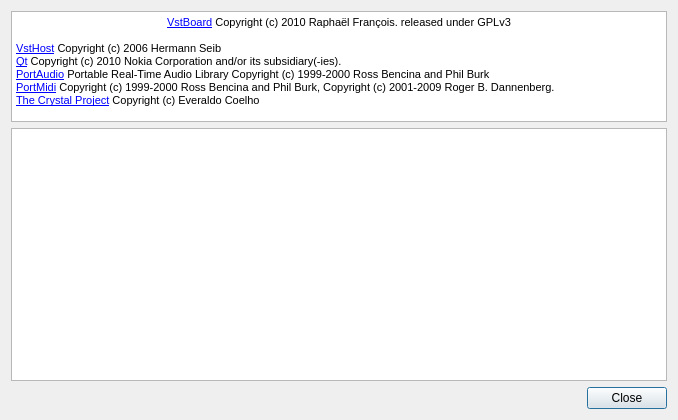
rbarreiros/vstboard, file src/vstboard/views/aboutdialog.ui: the form before one commit.
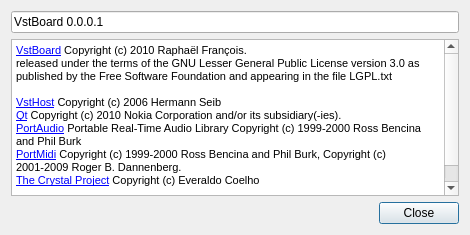
The form after the commit.

Commit message: switched to lgpl because of vst and asio sdk

Patch:
```diff
--- a/src/vstboard/views/aboutdialog.ui
+++ b/src/vstboard/views/aboutdialog.ui
@@ -6,8 +6,8 @@
    <rect>
     <x>0</x>
     <y>0</y>
-    <width>678</width>
-    <height>420</height>
+    <width>470</width>
+    <height>235</height>
    </rect>
   </property>
   <property name="windowTitle">
@@ -17,50 +17,39 @@
    <locale language="English" country="UnitedStates"/>
   </property>
   <layout class="QVBoxLayout" name="verticalLayout">
+   <item>
+    <widget class="QLineEdit" name="lineEdit">
+     <property name="text">
+      <string>VstBoard 0.0.0.1</string>
+     </property>
+     <property name="readOnly">
+      <bool>true</bool>
+     </property>
+    </widget>
+   </item>
    <item>
     <widget class="QTextBrowser" name="textBrowser_2">
      <property name="sizePolicy">
-      <sizepolicy hsizetype="Expanding" vsizetype="Fixed">
+      <sizepolicy hsizetype="Expanding" vsizetype="Expanding">
        <horstretch>0</horstretch>
        <verstretch>0</verstretch>
       </sizepolicy>
      </property>
-     <property name="maximumSize">
-      <size>
-       <width>16777215</width>
-       <height>111</height>
-      </size>
-     </property>
      <property name="html">
       <string>&lt;!DOCTYPE HTML PUBLIC &quot;-//W3C//DTD HTML 4.0//EN&quot; &quot;http://www.w3.org/TR/REC-html40/strict.dtd&quot;&gt;
 &lt;html&gt;&lt;head&gt;&lt;meta name=&quot;qrichtext&quot; content=&quot;1&quot; /&gt;&lt;style type=&quot;text/css&quot;&gt;
 p, li { white-space: pre-wrap; }
 &lt;/style&gt;&lt;/head&gt;&lt;body style=&quot; font-family:'MS Shell Dlg 2'; font-size:8.25pt; font-weight:400; font-style:normal;&quot;&gt;
-&lt;p align=&quot;center&quot; style=&quot; margin-top:0px; margin-bottom:0px; margin-left:0px; margin-right:0px; -qt-block-indent:0; text-indent:0px;&quot;&gt;&lt;a href=&quot;http://sourceforge.net/projects/vstboard/&quot;&gt;&lt;span style=&quot; font-size:8pt; text-decoration: underline; color:#0000ff;&quot;&gt;VstBoard&lt;/span&gt;&lt;/a&gt;&lt;span style=&quot; font-size:8pt;&quot;&gt; Copyright (c) 2010 Raphaël François. released under GPLv3&lt;/span&gt;&lt;/p&gt;
+&lt;p style=&quot; margin-top:0px; margin-bottom:0px; margin-left:0px; margin-right:0px; -qt-block-indent:0; text-indent:0px;&quot;&gt;&lt;a href=&quot;http://sourceforge.net/projects/vstboard/&quot;&gt;&lt;span style=&quot; font-size:8pt; text-decoration: underline; color:#0000ff;&quot;&gt;VstBoard&lt;/span&gt;&lt;/a&gt;&lt;span style=&quot; font-size:8pt;&quot;&gt; Copyright (c) 2010 Raphaël François. &lt;/span&gt;&lt;/p&gt;
+&lt;p style=&quot; margin-top:0px; margin-bottom:0px; margin-left:0px; margin-right:0px; -qt-block-indent:0; text-indent:0px;&quot;&gt;&lt;span style=&quot; font-size:8pt;&quot;&gt;released under the terms of the GNU Lesser General Public License version 3.0 as published by the Free Software Foundation and appearing in the file LGPL.txt&lt;/span&gt;&lt;/p&gt;
 &lt;p style=&quot;-qt-paragraph-type:empty; margin-top:0px; margin-bottom:0px; margin-left:0px; margin-right:0px; -qt-block-indent:0; text-indent:0px; font-size:8pt;&quot;&gt;&lt;/p&gt;
 &lt;p style=&quot; margin-top:0px; margin-bottom:0px; margin-left:0px; margin-right:0px; -qt-block-indent:0; text-indent:0px;&quot;&gt;&lt;a href=&quot;http://www.hermannseib.com/&quot;&gt;&lt;span style=&quot; font-size:8pt; text-decoration: underline; color:#0000ff;&quot;&gt;VstHost&lt;/span&gt;&lt;/a&gt;&lt;span style=&quot; font-size:8pt;&quot;&gt; Copyright (c) 2006 Hermann Seib&lt;/span&gt;&lt;/p&gt;
 &lt;p style=&quot; margin-top:0px; margin-bottom:0px; margin-left:0px; margin-right:0px; -qt-block-indent:0; text-indent:0px;&quot;&gt;&lt;a href=&quot;http://qt.nokia.com&quot;&gt;&lt;span style=&quot; font-size:8pt; text-decoration: underline; color:#0000ff;&quot;&gt;Qt&lt;/span&gt;&lt;/a&gt;&lt;span style=&quot; font-size:8pt;&quot;&gt; Copyright (c) 2010 Nokia Corporation and/or its subsidiary(-ies).&lt;/span&gt;&lt;/p&gt;
 &lt;p style=&quot; margin-top:0px; margin-bottom:0px; margin-left:0px; margin-right:0px; -qt-block-indent:0; text-indent:0px;&quot;&gt;&lt;a href=&quot;http://www.portaudio.com&quot;&gt;&lt;span style=&quot; font-size:8pt; text-decoration: underline; color:#0000ff;&quot;&gt;PortAudio&lt;/span&gt;&lt;/a&gt;&lt;span style=&quot; font-size:8pt;&quot;&gt; Portable Real-Time Audio Library Copyright (c) 1999-2000 Ross Bencina and Phil Burk&lt;/span&gt;&lt;/p&gt;
 &lt;p style=&quot; margin-top:0px; margin-bottom:0px; margin-left:0px; margin-right:0px; -qt-block-indent:0; text-indent:0px;&quot;&gt;&lt;a href=&quot;http://sourceforge.net/projects/portmedia&quot;&gt;&lt;span style=&quot; font-size:8pt; text-decoration: underline; color:#0000ff;&quot;&gt;PortMidi&lt;/span&gt;&lt;/a&gt;&lt;span style=&quot; font-size:8pt;&quot;&gt; Copyright (c) 1999-2000 Ross Bencina and Phil Burk, Copyright (c) 2001-2009 Roger B. Dannenberg.&lt;/span&gt;&lt;/p&gt;
-&lt;p style=&quot; margin-top:0px; margin-bottom:0px; margin-left:0px; margin-right:0px; -qt-block-indent:0; text-indent:0px;&quot;&gt;&lt;a href=&quot;http://www.everaldo.com/crystal&quot;&gt;&lt;span style=&quot; font-size:8pt; text-decoration: underline; color:#0000ff;&quot;&gt;The Crystal Project&lt;/span&gt;&lt;/a&gt;&lt;span style=&quot; font-size:8pt;&quot;&gt; Copyright (c) Everaldo Coelho&lt;/span&gt;&lt;/p&gt;&lt;/body&gt;&lt;/html&gt;</string>
-     </property>
-     <property name="openExternalLinks">
-      <bool>true</bool>
-     </property>
-    </widget>
-   </item>
-   <item>
-    <widget class="QTextBrowser" name="textBrowser">
-     <property name="sizePolicy">
-      <sizepolicy hsizetype="MinimumExpanding" vsizetype="MinimumExpanding">
-       <horstretch>0</horstretch>
-       <verstretch>0</verstretch>
-      </sizepolicy>
-     </property>
-     <property name="source">
-      <url>
-       <string>qrc:/LICENSE.html</string>
-      </url>
+&lt;p style=&quot; margin-top:0px; margin-bottom:0px; margin-left:0px; margin-right:0px; -qt-block-indent:0; text-indent:0px;&quot;&gt;&lt;a href=&quot;http://www.everaldo.com/crystal&quot;&gt;&lt;span style=&quot; font-size:8pt; text-decoration: underline; color:#0000ff;&quot;&gt;The Crystal Project&lt;/span&gt;&lt;/a&gt;&lt;span style=&quot; font-size:8pt;&quot;&gt; Copyright (c) Everaldo Coelho&lt;/span&gt;&lt;/p&gt;
+&lt;p style=&quot;-qt-paragraph-type:empty; margin-top:0px; margin-bottom:0px; margin-left:0px; margin-right:0px; -qt-block-indent:0; text-indent:0px; font-size:8pt;&quot;&gt;&lt;/p&gt;
+&lt;p style=&quot;-qt-paragraph-type:empty; margin-top:0px; margin-bottom:0px; margin-left:0px; margin-right:0px; -qt-block-indent:0; text-indent:0px; font-size:8pt;&quot;&gt;&lt;/p&gt;&lt;/body&gt;&lt;/html&gt;</string>
      </property>
      <property name="openExternalLinks">
       <bool>true</bool>
```
The commit also changes 158 other files.
